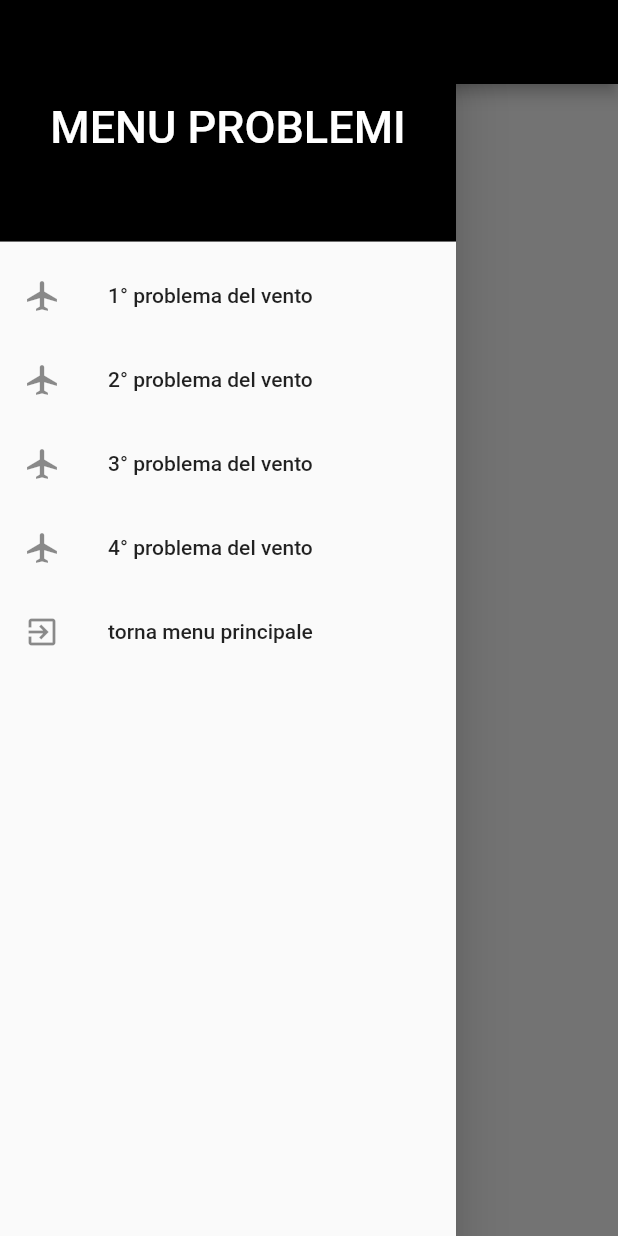
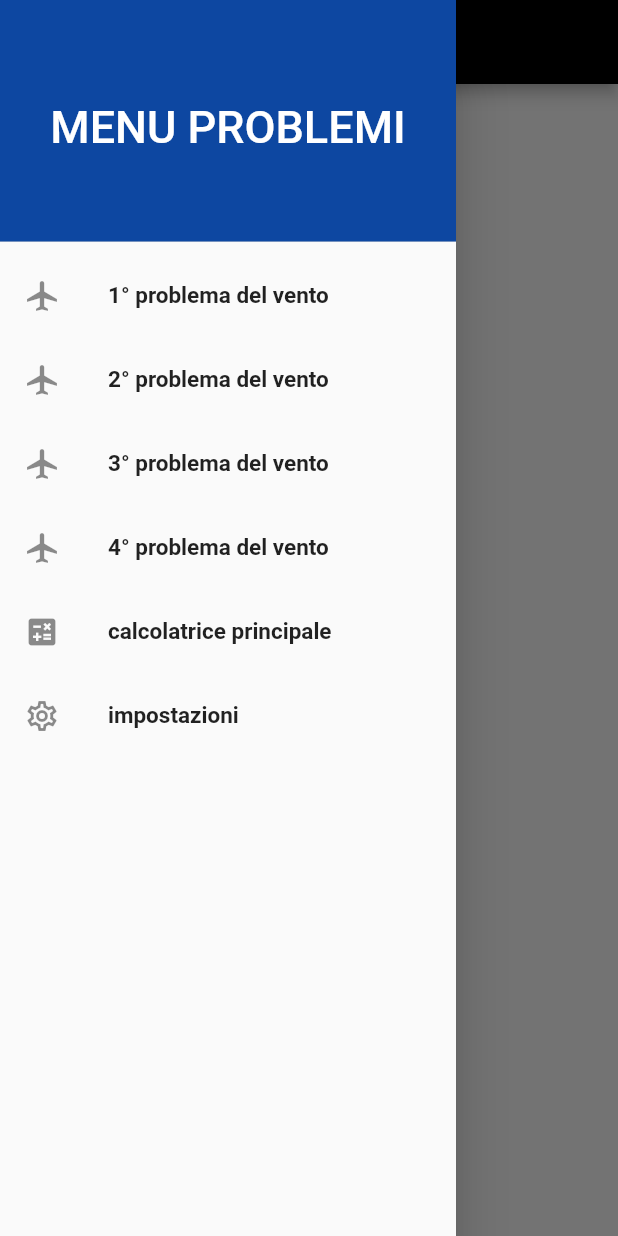
Before and after one commit to s-stasi/calcolatrice-flutter, a Flutter app: the PrimoProblema screen opened by its route, with the side drawer open, on a phone screen of 412 x 824 dp. Run offline on Flutter 3.47's test engine with Material 2 defaults, Android fonts, the phone set to English and light mode, and no system bars; missing offline and left inert: charcode.

Commit message:
impostazioni

```diff
--- a/lib/main.dart
+++ b/lib/main.dart
@@ -22,6 +22,7 @@ class MyApp extends StatelessWidget {
       '/SecPag':(context) => SecondoProblema(),
       '/TerPag':(context) => TerzoProblema(),
       '/QuaPag':(context) => QuartoProblema(),
+      '/ImpPag':(context) => Impostazioni(),
       },
     );
   }
@@ -59,33 +60,48 @@ class SideDrawer extends StatelessWidget {
               ),
             ),
             decoration: BoxDecoration(
-              color: Colors.black,
+              color: Colors.blue[900],
             ),
           ),
           ListTile(
             leading: Icon(Icons.local_airport),
-            title: Text('1' + String.fromCharCodes(a) + ' problema del vento'),
+            title: Text('1' + String.fromCharCodes(a) + ' problema del vento',
+                    style: TextStyle(fontSize: 15,fontWeight: FontWeight.w600),),
             onTap: () => {Navigator.pushNamed(context,'/PriPag',),},
+
           ),
           ListTile(
             leading: Icon(Icons.local_airport),
-            title: Text('2' + String.fromCharCodes(a) + ' problema del vento'),
+            title: Text('2' + String.fromCharCodes(a) + ' problema del vento',
+                    style: TextStyle(fontSize: 15,fontWeight: FontWeight.w600),),
             onTap: () => {Navigator.pushNamed(context,'/SecPag',),},
+
           ),
           ListTile(
             leading: Icon(Icons.local_airport),
-            title: Text('3' + String.fromCharCodes(a) + ' problema del vento'),
+            title: Text('3' + String.fromCharCodes(a) + ' problema del vento',
+                    style: TextStyle(fontSize: 15,fontWeight: FontWeight.w600),),
             onTap: () => {Navigator.pushNamed(context,'/TerPag',),},
+
           ),
           ListTile(
             leading: Icon(Icons.local_airport),
-            title: Text('4' + String.fromCharCodes(a) + ' problema del vento'),
+            title: Text('4' + String.fromCharCodes(a) + ' problema del vento',
+                    style: TextStyle(fontSize: 15,fontWeight: FontWeight.w600),),
             onTap: () => {Navigator.pushNamed(context,'/QuaPag',),},
+
           ),
           ListTile(
-            leading: Icon(Icons.exit_to_app),
-            title: Text('torna menu principale'),
+            leading: Icon(Icons.calculate),
+            title: Text('calcolatrice principale',
+                    style: TextStyle(fontSize: 15,fontWeight: FontWeight.w600),),
             onTap: () => {Navigator.pushNamed(context,'/',),},
+          ),
+           ListTile(
+            leading: Icon(Icons.settings_outlined),
+            title: Text('impostazioni',
+                    style: TextStyle(fontSize: 15,fontWeight: FontWeight.w600),),
+            onTap: () => {Navigator.pushNamed(context,'/ImpPag',),},
           ),
         ],
       ),
@@ -102,7 +118,6 @@ class PrimoProblema extends StatelessWidget {
         backgroundColor: Colors.black,
       ),
       body: Center(
-        child: Text('prima pagina...'),
       ),
     );
   }
@@ -116,9 +131,9 @@ class SecondoProblema extends StatelessWidget {
         title: Text('SECONDO PROBLEMA'),
         backgroundColor: Colors.black,
       ),
-      body: Center(
-        child: Text('seconda pagina...'),
-      ),
+     body: Center(
+       child: Text('seconda pagina...'),
+     ),
     );
   }
 }
@@ -152,3 +167,19 @@ class QuartoProblema extends StatelessWidget {
     );
   }
 }
+class Impostazioni extends StatelessWidget {
+  @override
+  Widget build(BuildContext context) {
+    return Scaffold(
+      backgroundColor: Colors.grey,
+      drawer: SideDrawer(),
+      appBar: AppBar(
+        title: Text('IMPOSTAZIONI'),
+        backgroundColor: Colors.black,
+      ),
+      body: Center(
+        child: Text('impostazioni pagina...'),
+      ),
+    );
+  }
+}
```
Also changed, not shown: gradiente blu.png (added), lib/PrimaPag.dart (added).
